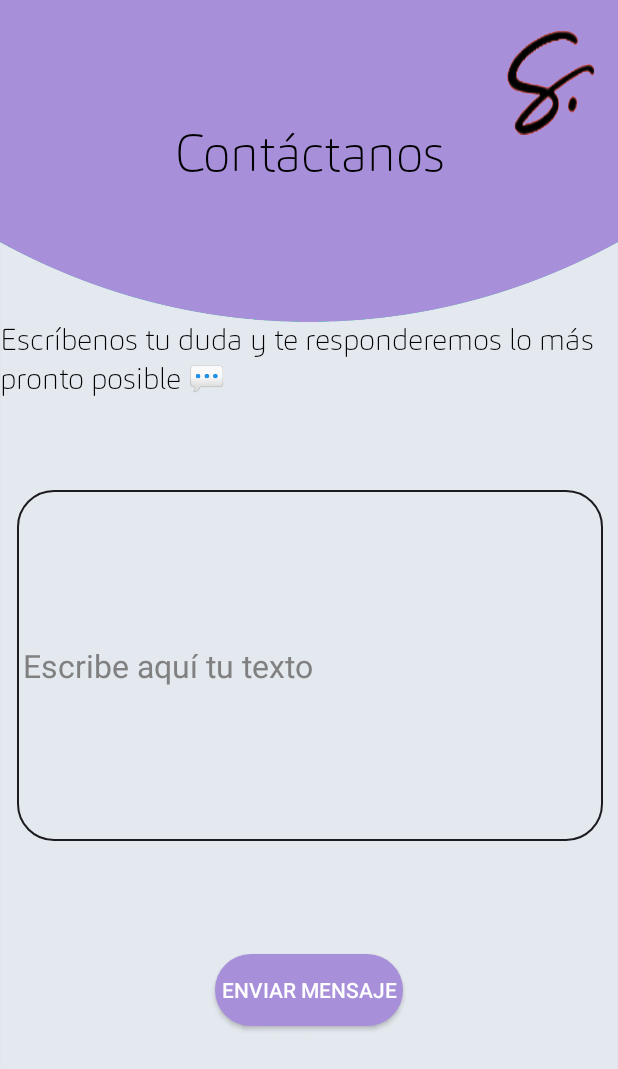
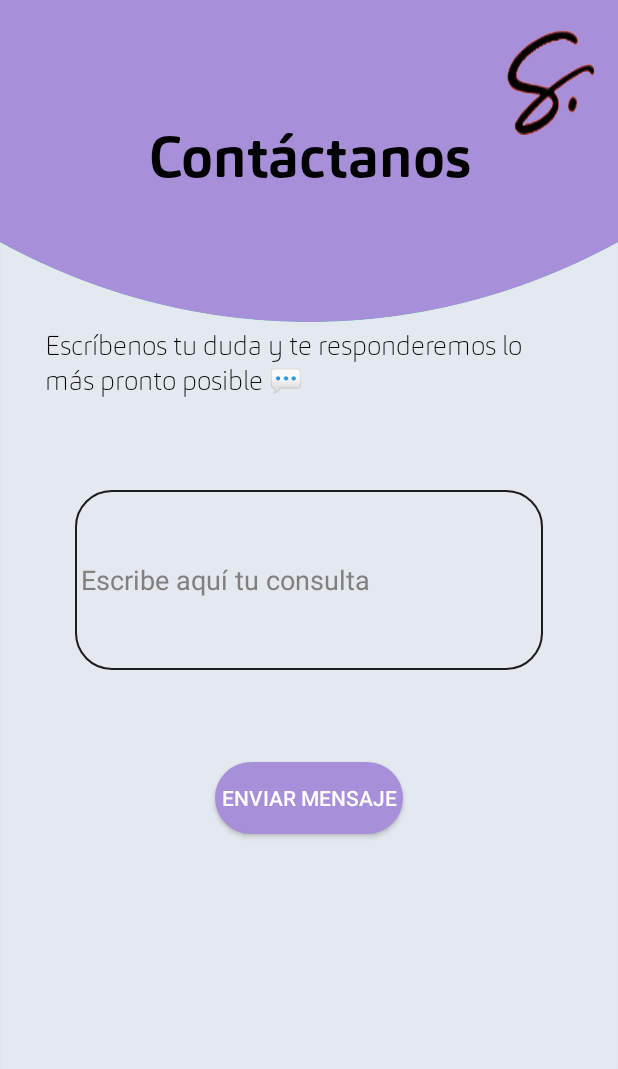
Before and after one commit to JuanHervasV/RuteandoApp, an Android app: the ContactarF screen opened directly, with no data from a screen before it, on a phone screen of 412 x 824 dp. Shown: the top 1069 px of the screen. Run offline under Robolectric (Android 15) with nearby library versions, the phone set to English and light mode, and no system bars; Roboto replaces fonts that are not available here.

Commit message:
06/09 Big update :)

```diff
--- a/app/src/main/java/com/example/ruteandoapp/ContactarF.java
+++ b/app/src/main/java/com/example/ruteandoapp/ContactarF.java
@@ -5,6 +5,7 @@ import androidx.appcompat.app.AppCompatActivity;
 import android.content.Intent;
 import android.net.Uri;
 import android.os.Bundle;
+import android.os.SystemClock;
 import android.view.View;
 import android.widget.Button;
 import android.widget.EditText;
@@ -12,6 +13,7 @@ import android.widget.EditText;
 public class ContactarF extends AppCompatActivity {
     private Button enviar;
     private EditText edt;
+    private long mLastClickTime = 0;
 
     @Override
     protected void onCreate(Bundle savedInstanceState) {
@@ -27,6 +29,10 @@ public class ContactarF extends AppCompatActivity {
         }
     }
     public void contactarwsp(){
+        if (SystemClock.elapsedRealtime() - mLastClickTime < 2000) {
+            return;
+        }
+        mLastClickTime = SystemClock.elapsedRealtime();
         enviar = findViewById(R.id.btnenviar);
         edt = findViewById(R.id.editTextMulti);
         String contenido = edt.getText().toString();
--- a/app/src/main/res/layout/activity_contactar_f.xml
+++ b/app/src/main/res/layout/activity_contactar_f.xml
@@ -18,12 +18,13 @@
         android:layout_marginTop="80dp"
         android:layout_marginStart="0dp"
         android:textAlignment="center"
-        android:textSize="34dp"
+        android:textSize="38dp"
         android:textColor="@color/black"
         android:gravity="center"
         android:textStyle="bold"
+
         android:text="Contáctanos"
-        android:fontFamily="@font/carnasthin"
+        android:fontFamily="@font/carnasbold"
         />
 
     <TextView
@@ -33,43 +34,45 @@
         android:layout_below="@+id/textprin"
         android:layout_alignParentLeft="true"
         android:layout_alignParentRight="true"
+        android:layout_alignParentStart="true"
+        android:layout_alignParentEnd="true"
+        android:paddingStart="30dp"
+        android:paddingEnd="30dp"
+
         android:layout_marginTop="89dp"
         android:fontFamily="@font/carnasthin"
         android:text="Escríbenos tu duda y te responderemos lo más pronto posible 💬"
         android:textColor="@color/black"
-        android:textSize="20dp" />
+        android:textSize="18dp" />
 
     <EditText
         android:id="@+id/editTextMulti"
         android:layout_width="wrap_content"
-        android:layout_height="wrap_content"
-        android:layout_above="@+id/btnenviar"
+        android:layout_height="120dp"
         android:layout_below="@+id/textinfo"
         android:layout_alignParentStart="true"
         android:layout_alignParentEnd="true"
-        android:layout_marginStart="11dp"
-        android:layout_marginEnd="10dp"
+        android:layout_marginStart="50dp"
         android:layout_marginTop="61dp"
+        android:layout_marginEnd="50dp"
         android:layout_marginRight="10dp"
-        android:layout_marginBottom="75dp"
         android:background="@drawable/rounded_cornerneutral"
         android:ems="10"
-        android:hint="Escribe aquí tu texto"
+        android:hint="Escribe aquí tu consulta"
         android:inputType="textMultiLine"
         android:text=""
         android:textAlignment="viewStart"
         android:textColor="@color/black"
         android:textColorHint="@color/grey"
-        android:textSize="21dp" />
+        android:textSize="18dp" />
 
     <Button
         android:id="@+id/btnenviar"
         android:layout_width="wrap_content"
         android:layout_height="wrap_content"
-        android:layout_alignParentBottom="true"
-        android:layout_centerInParent="true"
+        android:layout_below="@+id/editTextMulti"
         android:layout_centerHorizontal="true"
-        android:layout_marginBottom="140dp"
+        android:layout_marginTop="61dp"
         android:background="@drawable/rounded_cornermorado"
         android:onClick="onClick"
         android:text="Enviar Mensaje"
```
Also changed, not shown: app/src/main/java/com/example/ruteandoapp/Controlador/Retos.java (+12 -3 lines), app/src/main/java/com/example/ruteandoapp/Controlador/RetosAdapter.java (+5 -3 lines), app/src/main/java/com/example/ruteandoapp/Controlador/Salir.java (+10 -0 lines), app/src/main/java/com/example/ruteandoapp/Entidades/RetosInfo.java (+7 -5 lines), app/src/main/java/com/example/ruteandoapp/Login.java (+8 -0 lines), app/src/main/java/com/example/ruteandoapp/RetoFotografia.java (+6 -3 lines).
